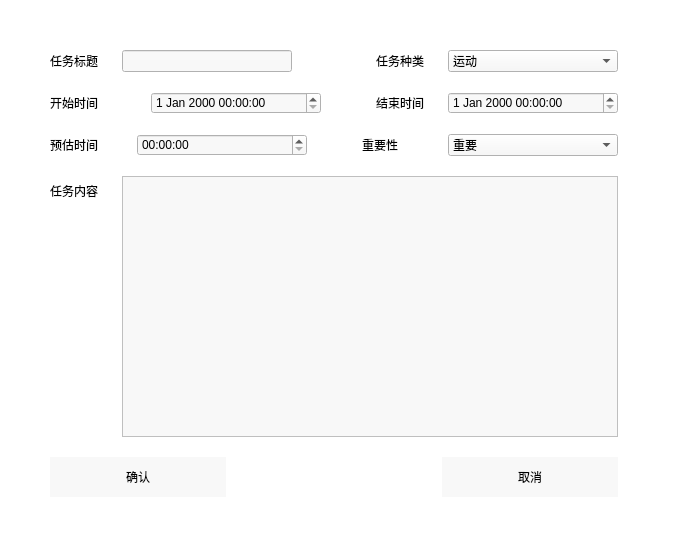
Qt form pro/addAssignment.ui (cjj826/BUAA_2022_Python_XHZZ) before a commit.
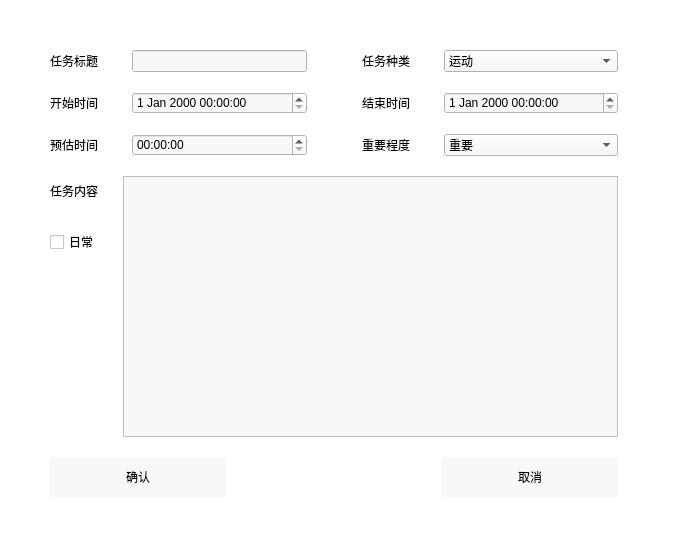
The same form after that commit.

Commit message: 修改添加栏，日常

```diff
--- a/pro/addAssignment.ui
+++ b/pro/addAssignment.ui
@@ -38,7 +38,7 @@
       <number>20</number>
      </property>
      <item>
-      <layout class="QHBoxLayout" name="horizontalLayout" stretch="1,3,1,1,3">
+      <layout class="QHBoxLayout" name="horizontalLayout" stretch="1,3,0,1,3">
        <property name="spacing">
         <number>24</number>
        </property>
@@ -82,14 +82,14 @@
        <item>
         <widget class="QLabel" name="label_2">
          <property name="sizePolicy">
-          <sizepolicy hsizetype="Fixed" vsizetype="Fixed">
+          <sizepolicy hsizetype="Preferred" vsizetype="Preferred">
            <horstretch>0</horstretch>
            <verstretch>0</verstretch>
           </sizepolicy>
          </property>
          <property name="maximumSize">
           <size>
-           <width>16777215</width>
+           <width>60</width>
            <height>16777215</height>
           </size>
          </property>
@@ -105,7 +105,7 @@
        <item>
         <widget class="QComboBox" name="type">
          <property name="sizePolicy">
-          <sizepolicy hsizetype="Fixed" vsizetype="Fixed">
+          <sizepolicy hsizetype="Expanding" vsizetype="Fixed">
            <horstretch>0</horstretch>
            <verstretch>0</verstretch>
           </sizepolicy>
@@ -118,7 +118,7 @@
          </property>
          <property name="maximumSize">
           <size>
-           <width>150</width>
+           <width>16777215</width>
            <height>16777215</height>
           </size>
          </property>
@@ -151,12 +151,18 @@
       </layout>
      </item>
      <item>
-      <layout class="QHBoxLayout" name="horizontalLayout_2" stretch="1,3,0,3,1">
+      <layout class="QHBoxLayout" name="horizontalLayout_2" stretch="1,3,0,1,3">
        <property name="spacing">
         <number>24</number>
        </property>
        <item>
         <widget class="QLabel" name="label_3">
+         <property name="maximumSize">
+          <size>
+           <width>60</width>
+           <height>16777215</height>
+          </size>
+         </property>
          <property name="styleSheet">
           <string notr="true">
 font-family:微软雅黑</string>
@@ -168,6 +174,12 @@
        </item>
        <item>
         <widget class="QDateTimeEdit" name="start">
+         <property name="sizePolicy">
+          <sizepolicy hsizetype="Expanding" vsizetype="Fixed">
+           <horstretch>0</horstretch>
+           <verstretch>0</verstretch>
+          </sizepolicy>
+         </property>
          <property name="minimumSize">
           <size>
            <width>170</width>
@@ -176,7 +188,7 @@
          </property>
          <property name="maximumSize">
           <size>
-           <width>170</width>
+           <width>16777215</width>
            <height>16777215</height>
           </size>
          </property>
@@ -196,11 +208,17 @@
        <item>
         <widget class="QLabel" name="label_4">
          <property name="sizePolicy">
-          <sizepolicy hsizetype="Fixed" vsizetype="Fixed">
+          <sizepolicy hsizetype="Preferred" vsizetype="Preferred">
            <horstretch>0</horstretch>
            <verstretch>0</verstretch>
           </sizepolicy>
          </property>
+         <property name="maximumSize">
+          <size>
+           <width>60</width>
+           <height>16777215</height>
+          </size>
+         </property>
          <property name="styleSheet">
           <string notr="true">
 font-family:微软雅黑</string>
@@ -213,7 +231,7 @@
        <item>
         <widget class="QDateTimeEdit" name="end">
          <property name="sizePolicy">
-          <sizepolicy hsizetype="Fixed" vsizetype="Fixed">
+          <sizepolicy hsizetype="Expanding" vsizetype="Fixed">
            <horstretch>0</horstretch>
            <verstretch>0</verstretch>
           </sizepolicy>
@@ -226,7 +244,7 @@
          </property>
          <property name="maximumSize">
           <size>
-           <width>170</width>
+           <width>16777215</width>
            <height>16777215</height>
           </size>
          </property>
@@ -245,6 +263,12 @@
        </property>
        <item>
         <widget class="QLabel" name="label_5">
+         <property name="maximumSize">
+          <size>
+           <width>60</width>
+           <height>16777215</height>
+          </size>
+         </property>
          <property name="styleSheet">
           <string notr="true">
 font-family:微软雅黑</string>
@@ -256,6 +280,12 @@
        </item>
        <item>
         <widget class="QTimeEdit" name="time">
+         <property name="sizePolicy">
+          <sizepolicy hsizetype="Expanding" vsizetype="Fixed">
+           <horstretch>0</horstretch>
+           <verstretch>0</verstretch>
+          </sizepolicy>
+         </property>
          <property name="minimumSize">
           <size>
            <width>170</width>
@@ -264,7 +294,7 @@
          </property>
          <property name="maximumSize">
           <size>
-           <width>170</width>
+           <width>16777215</width>
            <height>16777215</height>
           </size>
          </property>
@@ -283,19 +313,31 @@
        </item>
        <item>
         <widget class="QLabel" name="label_6">
+         <property name="sizePolicy">
+          <sizepolicy hsizetype="Preferred" vsizetype="Preferred">
+           <horstretch>0</horstretch>
+           <verstretch>0</verstretch>
+          </sizepolicy>
+         </property>
+         <property name="maximumSize">
+          <size>
+           <width>60</width>
+           <height>16777215</height>
+          </size>
+         </property>
          <property name="styleSheet">
           <string notr="true">
 font-family:微软雅黑</string>
          </property>
          <property name="text">
-          <string>重要性</string>
+          <string>重要程度</string>
          </property>
         </widget>
        </item>
        <item>
         <widget class="QComboBox" name="importance">
          <property name="sizePolicy">
-          <sizepolicy hsizetype="Fixed" vsizetype="Fixed">
+          <sizepolicy hsizetype="Expanding" vsizetype="Fixed">
            <horstretch>0</horstretch>
            <verstretch>0</verstretch>
           </sizepolicy>
@@ -308,7 +350,7 @@
          </property>
          <property name="maximumSize">
           <size>
-           <width>150</width>
+           <width>16777215</width>
            <height>16777215</height>
           </size>
          </property>
@@ -357,6 +399,16 @@
            </property>
           </widget>
          </item>
+         <item>
+          <widget class="QCheckBox" name="checkBox">
+           <property name="styleSheet">
+            <string notr="true">font-family:微软雅黑</string>
+           </property>
+           <property name="text">
+            <string>日常</string>
+           </property>
+          </widget>
+         </item>
          <item>
           <widget class="QLabel" name="label_9">
            <property name="text">
```
The commit also changes 26 other files.
